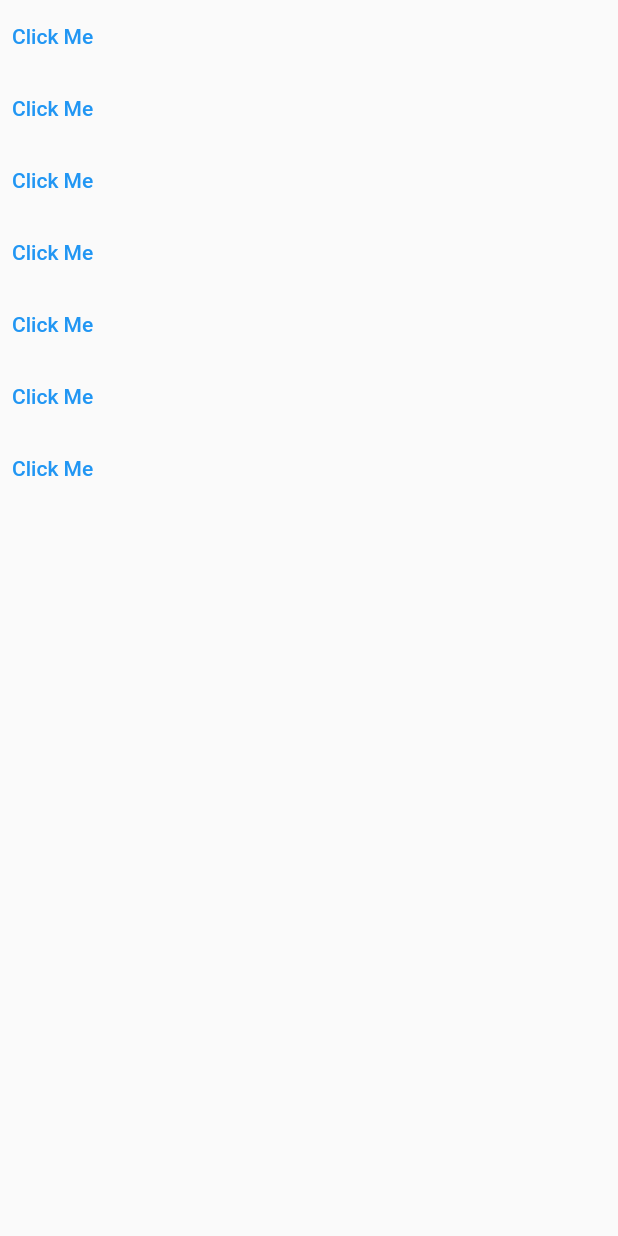
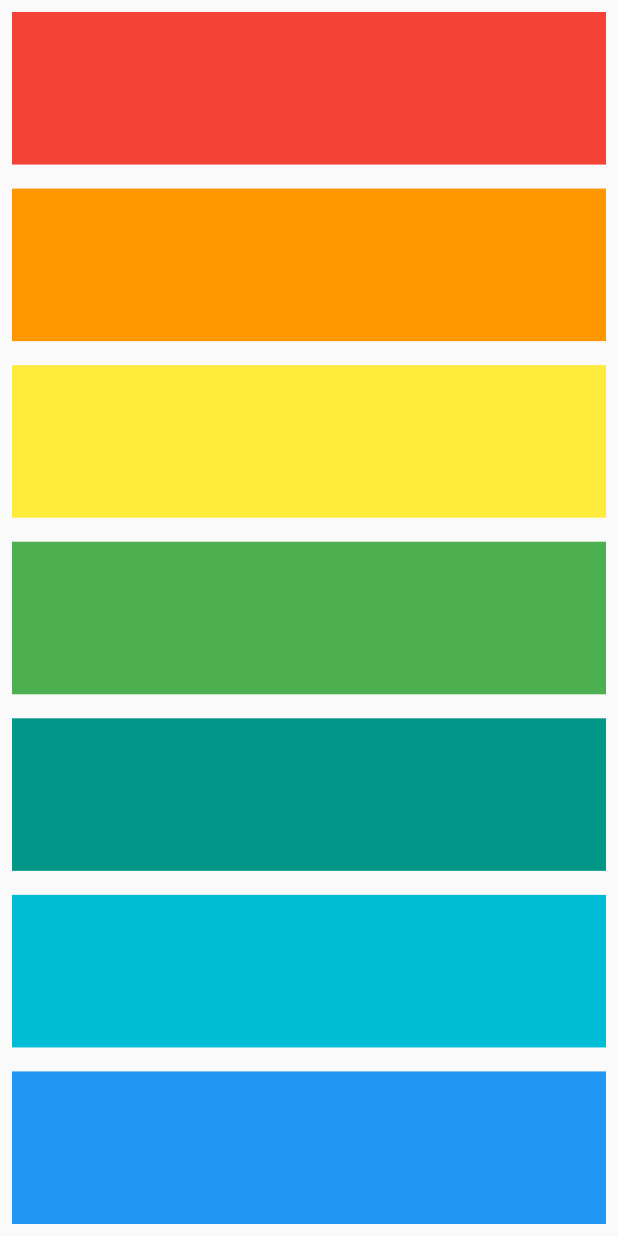
Before and after one commit to londonappbrewery/xylophone-flutter, a Flutter app: the screen it shows after launch, on a phone screen of 412 x 824 dp. Run offline on Flutter 3.47's test engine with Material 2 defaults, Android fonts, the phone set to English and light mode, and no system bars; missing offline and left inert: audiofileplayer.

Commit message:
App Finished!!

```diff
--- a/lib/main.dart
+++ b/lib/main.dart
@@ -4,62 +4,39 @@ import 'package:audiofileplayer/audiofileplayer.dart';
 void main() => runApp(XylophoneApp());
 
 class XylophoneApp extends StatelessWidget {
+  void playmusic1(int fileno) {
+    Audio audio = Audio.load('assets/note$fileno.wav');
+    audio.play();
+  }
+
+  Expanded builtKey(Color color, int keyNo) {
+    return Expanded(
+      child: TextButton(
+        onPressed: () {
+          playmusic1(keyNo);
+        },
+        child: Container(
+          color: color,
+        ),
+      ),
+    );
+  }
+
   @override
   Widget build(BuildContext context) {
     return MaterialApp(
       home: Scaffold(
         body: SafeArea(
           child: Column(
+            crossAxisAlignment: CrossAxisAlignment.stretch,
             children: [
-              TextButton(
-                onPressed: () {
-                  Audio audio = Audio.load('assets/note1.wav');
-                  audio.play();
-                },
-                child: Text('Click Me'),
-              ),
-              TextButton(
-                onPressed: () {
-                  Audio audio = Audio.load('assets/note2.wav');
-                  audio.play();
-                },
-                child: Text('Click Me'),
-              ),
-              TextButton(
-                onPressed: () {
-                  Audio audio = Audio.load('assets/note3.wav');
-                  audio.play();
-                },
-                child: Text('Click Me'),
-              ),
-              TextButton(
-                onPressed: () {
-                  Audio audio = Audio.load('assets/note4.wav');
-                  audio.play();
-                },
-                child: Text('Click Me'),
-              ),
-              TextButton(
-                onPressed: () {
-                  Audio audio = Audio.load('assets/note5.wav');
-                  audio.play();
-                },
-                child: Text('Click Me'),
-              ),
-              TextButton(
-                onPressed: () {
-                  Audio audio = Audio.load('assets/note6.wav');
-                  audio.play();
-                },
-                child: Text('Click Me'),
-              ),
-              TextButton(
-                onPressed: () {
-                  Audio audio = Audio.load('assets/note7.wav');
-                  audio.play();
-                },
-                child: Text('Click Me'),
-              ),
+              builtKey(Colors.red, 1),
+              builtKey(Colors.orange, 2),
+              builtKey(Colors.yellow, 3),
+              builtKey(Colors.green, 4),
+              builtKey(Colors.teal, 5),
+              builtKey(Colors.cyan, 6),
+              builtKey(Colors.blue, 7),
             ],
           ),
         ),
```
